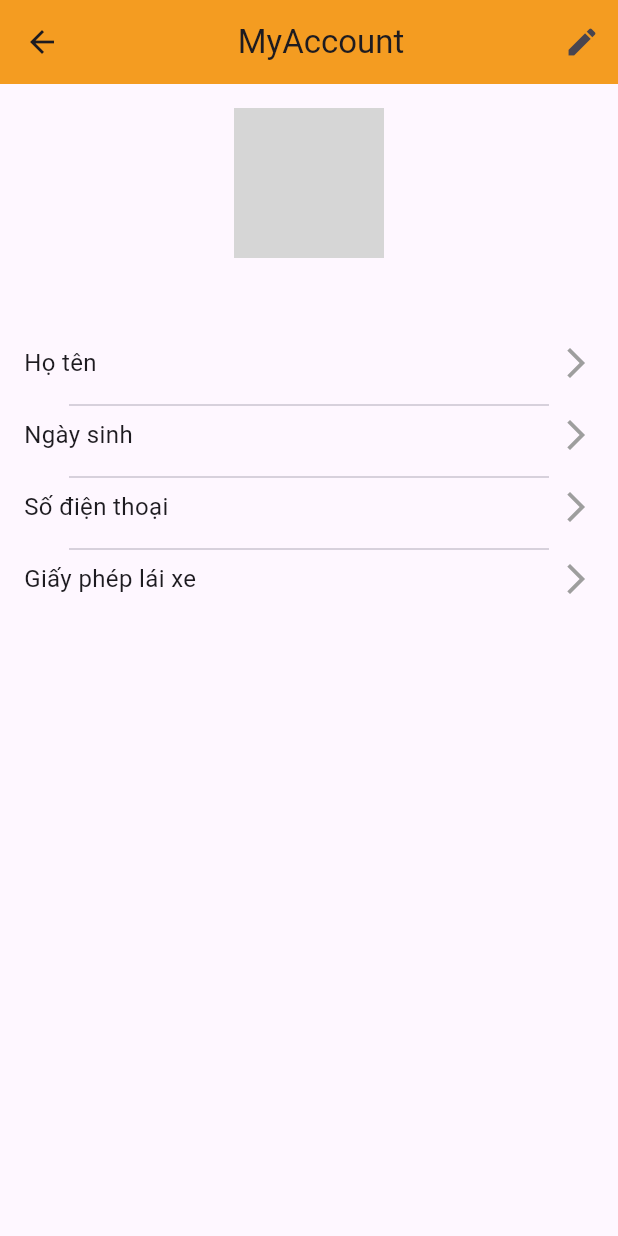
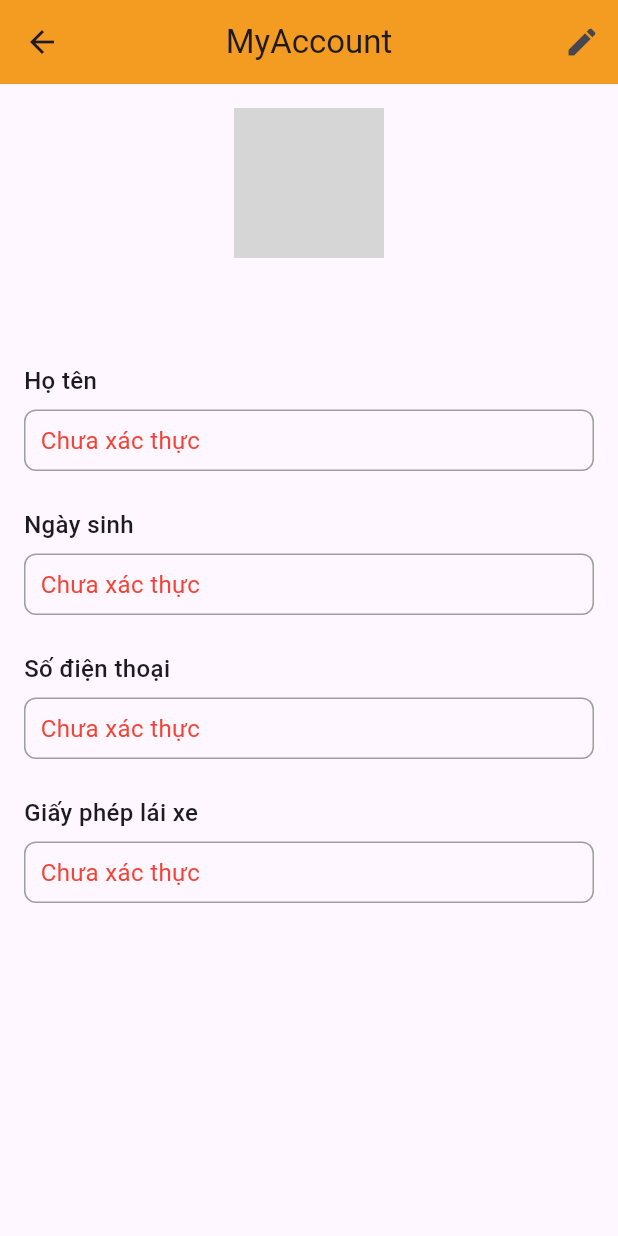
Before and after one commit to huynhcuong27042003/final_project_rent_moto-fe, a Flutter app: the UserInforMyaccount screen opened directly, on a phone screen of 412 x 824 dp. Run offline on Flutter 3.47's test engine with Material 3 defaults, Android fonts, the phone set to English and light mode, and no system bars; our stand-ins replace cloud_firestore, curved_navigation_bar, firebase_auth, firebase_core, firebase_storage, geolocator and 3 more; missing offline and left inert: mailer; accounts and stored records are empty; network calls fail; grey boxes are pictures that could not be loaded.

Commit message:
UpdateUser 70% - 13/11

```diff
--- a/lib/main.dart
+++ b/lib/main.dart
@@ -2,6 +2,7 @@ import 'package:final_project_rent_moto_fe/screens/auth/login/login_screen.dart'
 import 'package:final_project_rent_moto_fe/screens/dashboard.dart';
 // ignore_for_file: library_private_types_in_public_api
 import 'package:final_project_rent_moto_fe/screens/detail/detail_moto_screen.dart';
+import 'package:final_project_rent_moto_fe/screens/history_rent/my_trip_nologin.dart';
 import 'package:firebase_core/firebase_core.dart';
 import 'package:flutter/material.dart';
 
--- a/lib/services/auth/signup_service.dart
+++ b/lib/services/auth/signup_service.dart
@@ -124,7 +124,7 @@ class SignupService {
 
     try {
       // Gửi yêu cầu PATCH để cập nhật thông tin người dùng
-      final response = await http.put(url, headers: headers, body: body);
+      final response = await http.patch(url, headers: headers, body: body);
 
       if (response.statusCode == 200) {
         // Cập nhật thành công
@@ -156,7 +156,7 @@ class SignupService {
 
     try {
       // Gửi yêu cầu PUT để cập nhật ảnh đại diện người dùng
-      final response = await http.put(url, headers: headers, body: body);
+      final response = await http.patch(url, headers: headers, body: body);
 
       if (response.statusCode == 200) {
         // Cập nhật thành công
--- a/lib/widgets/auth/users/user_infor_myaccount_form.dart
+++ b/lib/widgets/auth/users/user_infor_myaccount_form.dart
@@ -1,9 +1,8 @@
-import 'dart:convert';
-import 'package:http/http.dart' as http;
-
 import 'package:cloud_firestore/cloud_firestore.dart';
 import 'package:firebase_auth/firebase_auth.dart';
 import 'package:flutter/material.dart';
+import 'package:http/http.dart' as http;
+import 'dart:convert'; // For JSON encoding
 
 class UserInforMyaccount extends StatefulWidget {
   const UserInforMyaccount({super.key});
@@ -17,6 +16,12 @@ class _UserInforMyaccountState extends State<UserInforMyaccount> {
   final FirebaseFirestore _firestore = FirebaseFirestore.instance;
   User? user;
   Map<String, dynamic>? userData;
+  bool isEditing = false;
+
+  TextEditingController nameController = TextEditingController();
+  TextEditingController dayOfBirthController = TextEditingController();
+  TextEditingController phoneNumberController = TextEditingController();
+  TextEditingController gplxController = TextEditingController();
 
   @override
   void initState() {
@@ -37,6 +42,7 @@ class _UserInforMyaccountState extends State<UserInforMyaccount> {
         if (querySnapshot.docs.isNotEmpty) {
           setState(() {
             userData = querySnapshot.docs.first.data() as Map<String, dynamic>?;
+            _initializeControllers();
           });
         } else {
           print("Không tìm thấy người dùng với email này.");
@@ -47,171 +53,192 @@ class _UserInforMyaccountState extends State<UserInforMyaccount> {
     }
   }
 
+  void _initializeControllers() {
+    nameController.text = userData?['information']?['name'] ?? '';
+    dayOfBirthController.text = userData?['information']?['dayOfBirth'] ?? '';
+    phoneNumberController.text = userData?['phoneNumber'] ?? '';
+    gplxController.text = userData?['information']?['gplx'] ?? '';
+  }
+
+  // API call to save user data
+  Future<void> saveUserData() async {
+    try {
+      final email = user?.email;
+      final url = 'http://10.0.2.2:3000/api/appuser/$email';
+
+      final updatedData = {
+        "information": {
+          "name": nameController.text,
+          "dayOfBirth": dayOfBirthController.text,
+          "gplx": gplxController.text,
+        },
+        "phoneNumber": phoneNumberController.text,
+      };
+
+      final response = await http.patch(
+        Uri.parse(url),
+        headers: {"Content-Type": "application/json"},
+        body: json.encode(updatedData),
+      );
+
+      if (response.statusCode == 200) {
+        print('User data updated successfully!');
+
+        // Quay lại màn hình trước và truyền thông tin đã cập nhật
+        Navigator.pop(context, {
+          'name': nameController.text,
+          'dayOfBirth': dayOfBirthController.text,
+          'phoneNumber': phoneNumberController.text,
+          'gplx': gplxController.text,
+        });
+      } else {
+        print('Failed to update user data: ${response.body}');
+      }
+    } catch (e) {
+      print('Error when sending request: $e');
+    }
+  }
+
+  Widget _buildInfoField(
+      String label, String value, TextEditingController controller) {
+    final screenWidth = MediaQuery.of(context).size.width;
+    return Padding(
+      padding: const EdgeInsets.symmetric(vertical: 12.0),
+      child: Column(
+        crossAxisAlignment: CrossAxisAlignment.start,
+        children: [
+          Text(
+            label,
+            style: const TextStyle(fontSize: 16, fontWeight: FontWeight.w500),
+          ),
+          const SizedBox(height: 8),
+          isEditing
+              ? Container(
+                  width: screenWidth - 20,
+                  padding: const EdgeInsets.symmetric(
+                      horizontal: 10.0, vertical: 8.0),
+                  decoration: BoxDecoration(
+                    border: Border.all(color: Colors.grey),
+                    borderRadius: BorderRadius.circular(8),
+                  ),
+                  child: TextField(
+                    controller: controller,
+                    decoration: InputDecoration(border: InputBorder.none),
+                  ),
+                )
+              : Container(
+                  width: screenWidth - 20,
+                  padding: const EdgeInsets.symmetric(
+                      horizontal: 10.0, vertical: 8.0),
+                  decoration: BoxDecoration(
+                    border: Border.all(color: Colors.grey),
+                    borderRadius: BorderRadius.circular(8),
+                  ),
+                  child: Text(
+                    value.isNotEmpty ? value : 'Chưa xác thực',
+                    style: TextStyle(
+                      color: value.isEmpty ? Colors.red : Colors.black,
+                      fontSize: 16,
+                    ),
+                  ),
+                ),
+        ],
+      ),
+    );
+  }
+
   @override
   Widget build(BuildContext context) {
     return Scaffold(
       appBar: AppBar(
         centerTitle: true,
-        title: Row(
-          mainAxisAlignment: MainAxisAlignment.center,
-          children: const [
-            SizedBox(width: 8),
-            Text('MyAccount'),
-          ],
-        ),
+        title: const Text('MyAccount'),
         backgroundColor: const Color(0xFFF49C21),
-        actions: [
+        actions: isEditing
+            ? null
+            : [
                 IconButton(
                   icon: const Icon(Icons.edit),
-            onPressed: () {},
+                  onPressed: () {
+                    setState(() {
+                      isEditing = true;
+                    });
+                  },
                 ),
               ],
       ),
       body: userData == null
-          ? const Center(
-              child: CircularProgressIndicator(),
-            )
+          ? const Center(child: CircularProgressIndicator())
           : Padding(
               padding: const EdgeInsets.all(16.0),
               child: Column(
-                mainAxisSize: MainAxisSize.min,
                 crossAxisAlignment: CrossAxisAlignment.center,
                 children: [
-                  // Avatar người dùng ở giữa màn hình
+                  Center(
+                    child: Column(
+                      children: [
                         userData?['information']?['avatar'] != null
                             ? CircleAvatar(
                                 radius: 50,
                                 backgroundImage: NetworkImage(
-                            userData!['information']!['avatar'],
-                          ),
+                                    userData!['information']!['avatar'] ?? ''),
                               )
                             : const CircleAvatar(
                                 radius: 50,
                                 child: Icon(Icons.person, size: 50),
                               ),
                         const SizedBox(height: 16),
-                  // Email người dùng
                         Text(
                           userData?['email'] ?? 'No Email',
                           style: const TextStyle(fontSize: 18),
                         ),
-                  const SizedBox(height: 16),
-                  // Hiển thị họ tên
-                  InkWell(
-                    onTap: () {},
-                    child: Row(
-                      mainAxisAlignment: MainAxisAlignment.spaceBetween,
-                      children: [
-                        const Text(
-                          "Họ tên",
-                          style: TextStyle(fontSize: 16),
-                        ),
-                        Row(
-                          children: [
-                            Text(
-                              userData?['information']?['name'] ??
-                                  'Chưa xác thực',
-                              style: TextStyle(
-                                color: Colors.black,
-                                fontSize: 16,
-                              ),
-                            ),
-                            const SizedBox(width: 8),
-                            const Icon(Icons.arrow_forward_ios,
-                                color: Colors.grey),
-                          ],
-                        ),
                       ],
                     ),
                   ),
-                  const SizedBox(height: 8),
-                  const Divider(indent: 30.0, endIndent: 30.0),
-                  // Hiển thị ngày sinh
-                  InkWell(
-                    onTap: () {},
-                    child: Row(
-                      mainAxisAlignment: MainAxisAlignment.spaceBetween,
+                  const SizedBox(height: 16),
+                  Align(
+                    alignment: Alignment.centerLeft,
+                    child: Column(
                       children: [
-                        const Text(
-                          "Ngày sinh",
-                          style: TextStyle(fontSize: 16),
-                        ),
-                        Row(
-                          children: [
-                            Text(
-                              userData?['information']?['dayOfBirth'] ??
-                                  'Chưa xác thực',
-                              style: TextStyle(
-                                color: Colors.black,
-                                fontSize: 16,
-                              ),
-                            ),
-                            const SizedBox(width: 8),
-                            const Icon(Icons.arrow_forward_ios,
-                                color: Colors.grey),
-                          ],
-                        ),
+                        _buildInfoField(
+                            'Họ tên',
+                            userData?['information']?['name'] ?? '',
+                            nameController),
+                        _buildInfoField(
+                            'Ngày sinh',
+                            userData?['information']?['dayOfBirth'] ?? '',
+                            dayOfBirthController),
+                        _buildInfoField(
+                            'Số điện thoại',
+                            userData?['phoneNumber'] ?? '',
+                            phoneNumberController),
+                        _buildInfoField(
+                            'Giấy phép lái xe',
+                            userData?['information']?['gplx'] ?? '',
+                            gplxController),
                       ],
                     ),
                   ),
-                  const SizedBox(height: 8),
-                  const Divider(indent: 30.0, endIndent: 30.0),
-                  // Hiển thị số điện thoại
-                  InkWell(
-                    onTap: () {},
-                    child: Row(
-                      mainAxisAlignment: MainAxisAlignment.spaceBetween,
+                  if (isEditing)
+                    Row(
+                      mainAxisAlignment: MainAxisAlignment.spaceEvenly,
                       children: [
-                        const Text(
-                          "Số điện thoại",
-                          style: TextStyle(fontSize: 16),
+                        ElevatedButton(
+                          onPressed: () {
+                            setState(() {
+                              isEditing = false;
+                              _initializeControllers();
+                            });
+                          },
+                          child: const Text("Hủy"),
                         ),
-                        Row(
-                          children: [
-                            Text(
-                              userData?['phoneNumber'] ?? 'Chưa xác thực',
-                              style: TextStyle(
-                                color: Colors.black,
-                                fontSize: 16,
-                              ),
-                            ),
-                            const SizedBox(width: 8),
-                            const Icon(Icons.arrow_forward_ios,
-                                color: Colors.grey),
-                          ],
+                        ElevatedButton(
+                          onPressed: () {
+                            saveUserData();
+                          },
+                          child: const Text("Lưu"),
                         ),
                       ],
-                    ),
-                  ),
-                  const SizedBox(height: 8),
-                  const Divider(indent: 30.0, endIndent: 30.0),
-                  // Hiển thị giấy phép lái xe (GPLX)
-                  InkWell(
-                    onTap: () {},
-                    child: Row(
-                      mainAxisAlignment: MainAxisAlignment.spaceBetween,
-                      children: [
-                        const Text(
-                          "Giấy phép lái xe",
-                          style: TextStyle(fontSize: 16),
-                        ),
-                        Row(
-                          children: [
-                            Text(
-                              userData?['information']?['gplx'] ??
-                                  'Chưa xác thực',
-                              style: TextStyle(
-                                color: Colors.black,
-                                fontSize: 16,
-                              ),
-                            ),
-                            const SizedBox(width: 8),
-                            const Icon(Icons.arrow_forward_ios,
-                                color: Colors.grey),
-                          ],
-                        ),
-                      ],
-                    ),
                     ),
                 ],
               ),
--- a/pubspec.yaml
+++ b/pubspec.yaml
@@ -86,6 +86,7 @@ flutter:
       - assets/images/calendar.png
       - assets/images/sh.png
       - assets/images/fast-delivery.png
+      - assets/images/RENTMOTO.png
 
   # An image asset can refer to one or more resolution-specific "variants", see
   # https://flutter.dev/to/resolution-aware-images
```
Also changed, not shown: lib/screens/history_rent/my_trip_nologin.dart (added, +80 -0 lines), lib/screens/history_rent/my_trip_screen.dart (+38 -36 lines), lib/widgets/auth/users/user_infor_body.dart (+14 -3 lines), assets/images/RENTMOTO.png (added). Lines whose indentation alone changed are shown as unchanged.
